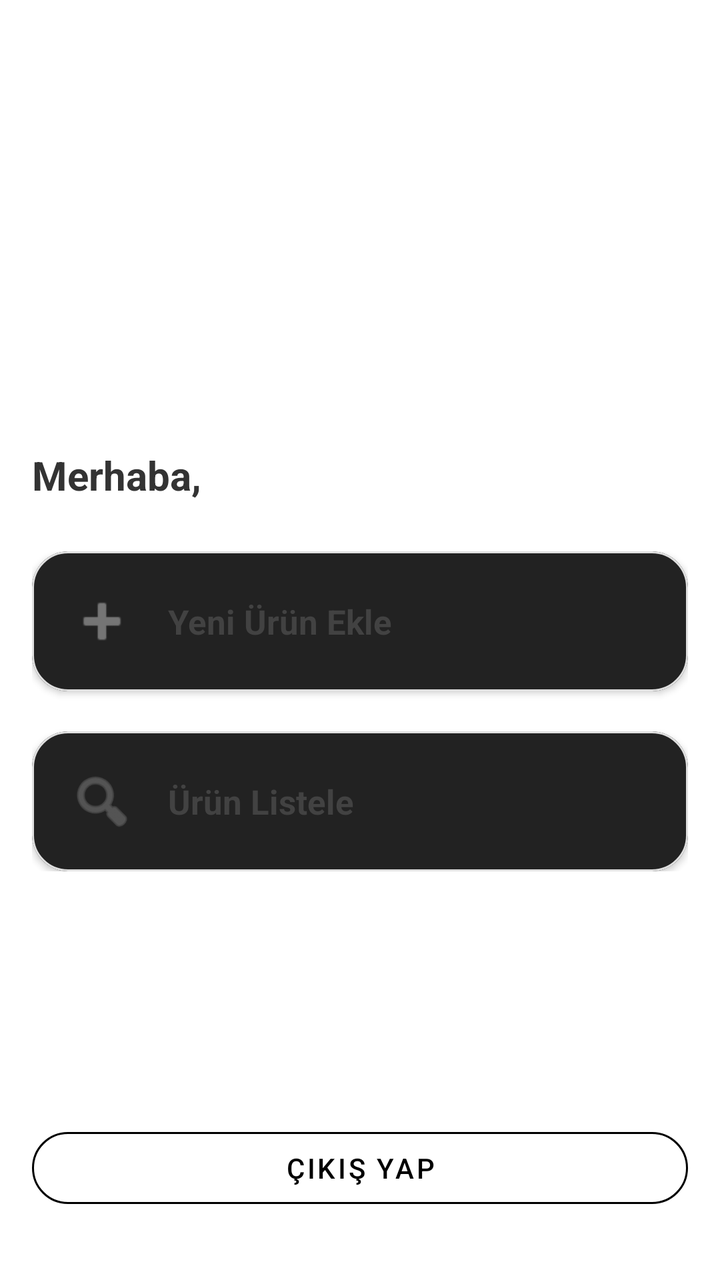
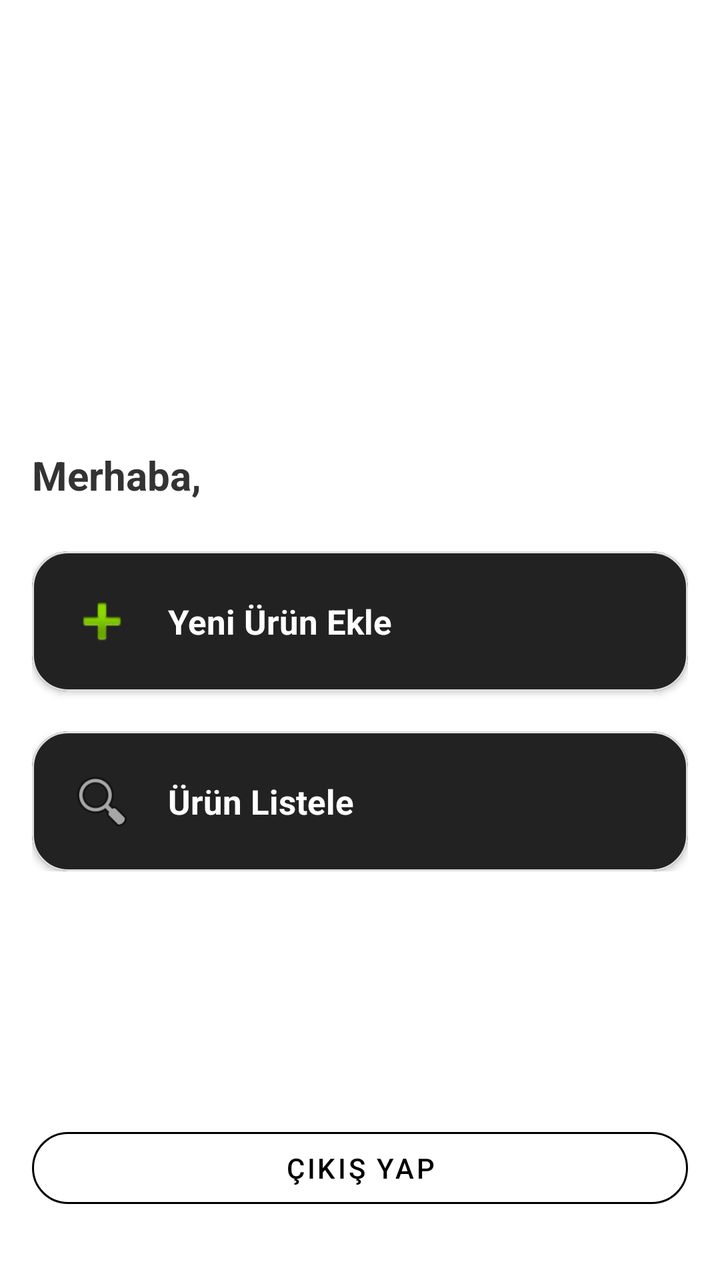

Before-and-after screenshots of an Android layout around one commit, followed by the original layout XML and the change that was made.
<!-- AndroidManifest.xml: application theme Theme.MaterialComponents.NoActionBar -->
<!-- res/layout/activity_home.xml -->
<?xml version="1.0" encoding="utf-8"?>
<androidx.constraintlayout.widget.ConstraintLayout
    xmlns:android="http://schemas.android.com/apk/res/android"
    xmlns:app="http://schemas.android.com/apk/res-auto"
    xmlns:tools="http://schemas.android.com/tools"
    android:id="@+id/layoutHome"
    android:layout_width="match_parent"
    android:layout_height="match_parent"
    android:background="@android:color/white"
    android:padding="16dp">

    
    <ImageView
        android:id="@+id/imgAppLogo"
        android:layout_width="80dp"
        android:layout_height="80dp"
        android:layout_marginTop="24dp"
        android:contentDescription="@string/app_name"
        app:layout_constraintEnd_toEndOf="parent"
        app:layout_constraintStart_toStartOf="parent"
        app:layout_constraintTop_toTopOf="parent"
        android:src="@mipmap/ic_launcher" />

    

    

    <TextView
        android:id="@+id/txtWelcomeMessage"
        android:layout_width="205dp"
        android:layout_height="26dp"
        android:layout_marginTop="104dp"
        android:gravity="left"
        android:text="@string/home_info_user_welcome_messsage"
        android:textColor="#333333"
        android:textSize="20sp"
        android:textStyle="bold"
        app:layout_constraintEnd_toEndOf="parent"
        app:layout_constraintHorizontal_bias="0.0"
        app:layout_constraintStart_toStartOf="parent"
        app:layout_constraintTop_toBottomOf="@id/imgAppLogo" />

    <LinearLayout
        android:id="@+id/layoutButtons"
        android:layout_width="0dp"
        android:layout_height="wrap_content"
        android:gravity="center_horizontal"
        android:orientation="vertical"
        app:layout_constraintBottom_toTopOf="@id/btnLogout"
        app:layout_constraintEnd_toEndOf="parent"
        app:layout_constraintHorizontal_bias="0.0"
        app:layout_constraintStart_toStartOf="parent"
        app:layout_constraintTop_toBottomOf="@id/txtWelcomeMessage"
        app:layout_constraintVertical_bias="0.172">

        
        <com.google.android.material.card.MaterialCardView
            android:id="@+id/btnNewOrder"
            android:layout_width="match_parent"
            android:layout_height="wrap_content"
            app:cardCornerRadius="18dp"
            app:cardElevation="2dp"
            app:strokeColor="#E0E0E0"
            app:strokeWidth="1dp">

            <LinearLayout
                android:layout_width="match_parent"
                android:layout_height="wrap_content"
                android:gravity="center_vertical"
                android:orientation="horizontal"
                android:padding="18dp">

                <ImageView
                    android:layout_width="34dp"
                    android:layout_height="34dp"
                    android:contentDescription="@string/home_button_new_order"
                    android:src="@android:drawable/ic_input_add"
                    app:tint="#757575" />

                <TextView
                    android:layout_width="0dp"
                    android:layout_height="wrap_content"
                    android:layout_marginStart="16dp"
                    android:layout_weight="1"
                    android:text="@string/home_button_new_order"
                    android:textColor="#424242"
                    android:textSize="17sp"
                    android:textStyle="bold" />
            </LinearLayout>
        </com.google.android.material.card.MaterialCardView>

        
        <com.google.android.material.card.MaterialCardView
            android:id="@+id/btnListOrders"
            android:layout_width="match_parent"
            android:layout_height="wrap_content"
            android:layout_marginTop="20dp"
            app:cardCornerRadius="18dp"
            app:cardElevation="2dp"
            app:strokeColor="#E0E0E0"
            app:strokeWidth="1dp">

            <LinearLayout
                android:layout_width="match_parent"
                android:layout_height="wrap_content"
                android:gravity="center_vertical"
                android:orientation="horizontal"
                android:padding="18dp">

                <ImageView
                    android:layout_width="34dp"
                    android:layout_height="34dp"
                    android:contentDescription="@string/home_button_list_orders"
                    android:src="@android:drawable/ic_menu_search"
                    app:tint="#757575" />

                <TextView
                    android:layout_width="0dp"
                    android:layout_height="wrap_content"
                    android:layout_marginStart="16dp"
                    android:layout_weight="1"
                    android:text="@string/home_button_list_orders"
                    android:textColor="#424242"
                    android:textSize="17sp"
                    android:textStyle="bold" />
            </LinearLayout>
        </com.google.android.material.card.MaterialCardView>
    </LinearLayout>

    
    <com.google.android.material.button.MaterialButton
        android:id="@+id/btnLogout"
        style="@style/Widget.MaterialComponents.Button.OutlinedButton"
        android:layout_width="0dp"
        android:layout_height="wrap_content"
        android:layout_marginBottom="16dp"
        android:text="@string/button_logout"
        android:textColor="#000000"
        app:cornerRadius="24dp"
        app:layout_constraintBottom_toBottomOf="parent"
        app:layout_constraintEnd_toEndOf="parent"
        app:layout_constraintStart_toStartOf="parent"
        app:strokeColor="#000000" />

</androidx.constraintlayout.widget.ConstraintLayout>
<!-- resources referenced by this layout -->
<resources>
  <!-- mipmap ic_launcher (mipmap-anydpi-v26) -->
  <?xml version="1.0" encoding="utf-8"?>
  <adaptive-icon xmlns:android="http://schemas.android.com/apk/res/android">
      <background android:drawable="@drawable/ic_launcher_background"/>
      <foreground android:drawable="@mipmap/ic_launcher_foreground"/>
  </adaptive-icon>
  <string name="app_name">EsnApp</string>
  <string name="button_logout">Çıkış Yap</string>
  <string name="home_button_list_orders">Ürün Listele</string>
  <string name="home_button_new_order">Yeni Ürün Ekle</string>
  <string name="home_info_user_welcome_messsage">Merhaba,</string>
  <!-- drawable ic_launcher_background: vector/xml drawable (drawable, 4866 chars, omitted) -->
</resources>

<!-- the commit's change to res/layout/activity_home.xml (unified diff, before → after) -->
@@ -74,8 +74,7 @@
                     android:layout_width="34dp"
                     android:layout_height="34dp"
                     android:contentDescription="@string/home_button_new_order"
-                    android:src="@android:drawable/ic_input_add"
-                    app:tint="#757575" />
+                    android:src="@android:drawable/ic_input_add" />
 
                 <TextView
                     android:layout_width="0dp"
@@ -83,7 +82,7 @@
                     android:layout_marginStart="16dp"
                     android:layout_weight="1"
                     android:text="@string/home_button_new_order"
-                    android:textColor="#424242"
+                    android:textColor="#FFFFFF"
                     android:textSize="17sp"
                     android:textStyle="bold" />
             </LinearLayout>
@@ -111,8 +110,7 @@
                     android:layout_width="34dp"
                     android:layout_height="34dp"
                     android:contentDescription="@string/home_button_list_orders"
-                    android:src="@android:drawable/ic_menu_search"
-                    app:tint="#757575" />
+                    android:src="@android:drawable/ic_menu_search" />
 
                 <TextView
                     android:layout_width="0dp"
@@ -120,7 +118,7 @@
                     android:layout_marginStart="16dp"
                     android:layout_weight="1"
                     android:text="@string/home_button_list_orders"
-                    android:textColor="#424242"
+                    android:textColor="#FFFFFF"
                     android:textSize="17sp"
                     android:textStyle="bold" />
             </LinearLayout>
